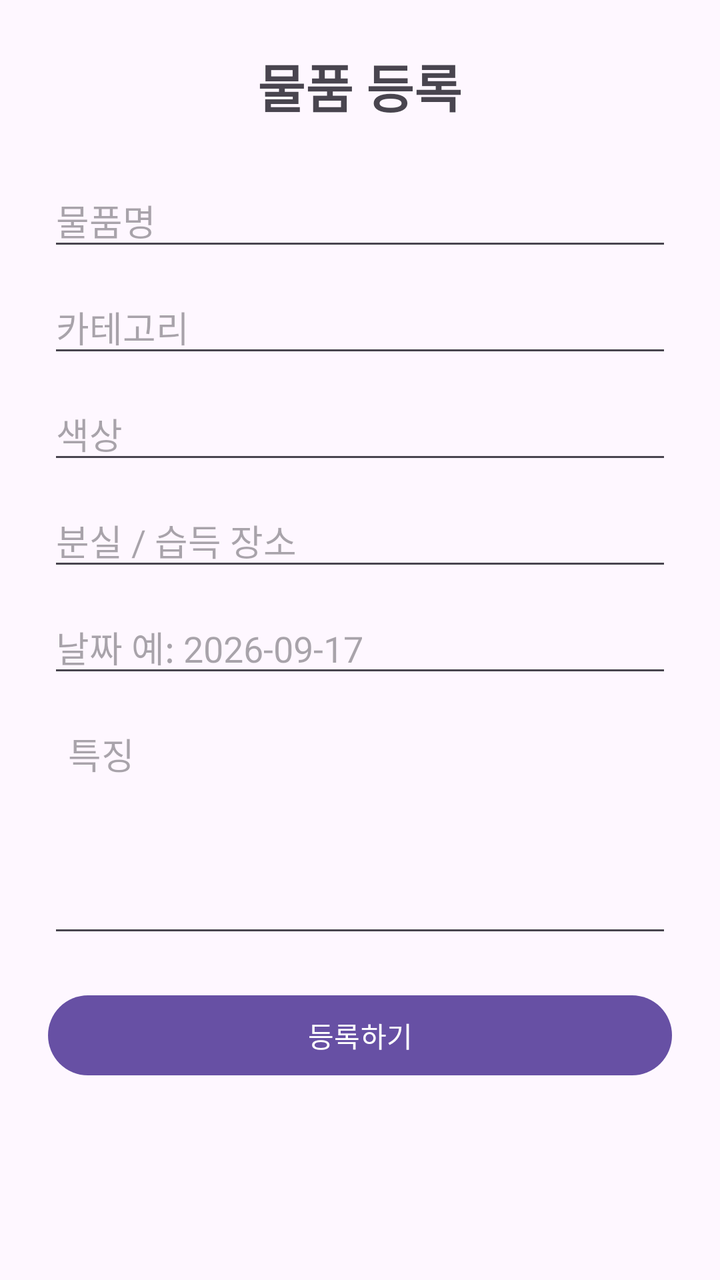
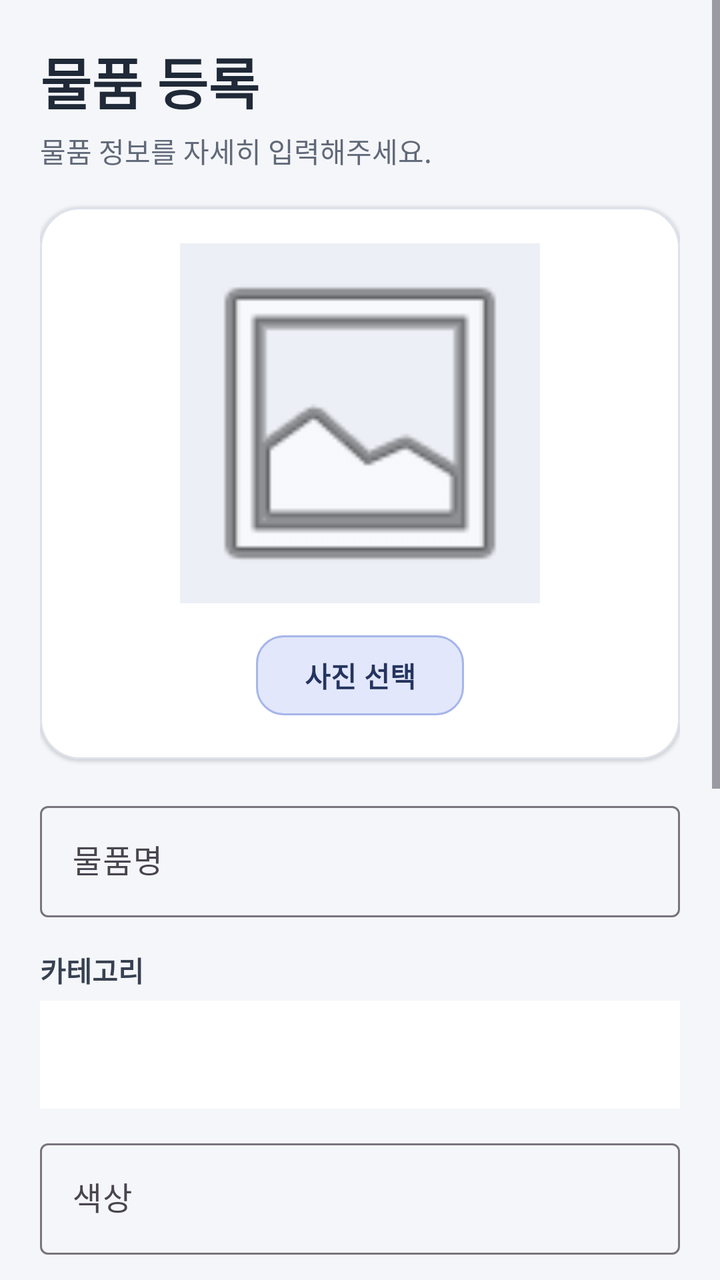

Screens rendered from an Android XML layout before and after an edit, with the pre-edit source and the edit as a unified diff.
<!-- AndroidManifest.xml: application theme Theme.LostFoundApp -->
<!-- res/layout/activity_register.xml -->
<?xml version="1.0" encoding="utf-8"?>
<ScrollView
    xmlns:android="http://schemas.android.com/apk/res/android"
    android:layout_width="match_parent"
    android:layout_height="match_parent">

    
    <LinearLayout
        android:layout_width="match_parent"
        android:layout_height="wrap_content"
        android:orientation="vertical"
        android:padding="24dp">


        
        <TextView
            android:id="@+id/textTitle"
            android:layout_width="wrap_content"
            android:layout_height="wrap_content"
            android:text="물품 등록"
            android:textSize="26sp"
            android:textStyle="bold"
            android:layout_gravity="center_horizontal"
            android:layout_marginBottom="25dp" />


        
        <EditText
            android:id="@+id/editName"
            android:layout_width="match_parent"
            android:layout_height="wrap_content"
            android:hint="물품명"
            android:inputType="text"
            android:layout_marginBottom="10dp" />


        
        <EditText
            android:id="@+id/editCategory"
            android:layout_width="match_parent"
            android:layout_height="wrap_content"
            android:hint="카테고리"
            android:inputType="text"
            android:layout_marginBottom="10dp" />


        
        <EditText
            android:id="@+id/editColor"
            android:layout_width="match_parent"
            android:layout_height="wrap_content"
            android:hint="색상"
            android:inputType="text"
            android:layout_marginBottom="10dp" />


        
        <EditText
            android:id="@+id/editLocation"
            android:layout_width="match_parent"
            android:layout_height="wrap_content"
            android:hint="분실 / 습득 장소"
            android:inputType="text"
            android:layout_marginBottom="10dp" />


        
        <EditText
            android:id="@+id/editDate"
            android:layout_width="match_parent"
            android:layout_height="wrap_content"
            android:hint="날짜 예: 2026-09-17"
            android:inputType="text"
            android:layout_marginBottom="10dp" />


        
        <EditText
            android:id="@+id/editDescription"
            android:layout_width="match_parent"
            android:layout_height="120dp"
            android:gravity="top"
            android:hint="특징"
            android:inputType="textMultiLine"
            android:padding="10dp"
            android:layout_marginBottom="20dp" />


        
        <Button
            android:id="@+id/btnSave"
            android:layout_width="match_parent"
            android:layout_height="wrap_content"
            android:text="등록하기" />

    </LinearLayout>

</ScrollView>
<!-- resources referenced by this layout -->
<resources>
  <style name="Theme.LostFoundApp" parent="Base.Theme.LostFoundApp" />
  <style name="Base.Theme.LostFoundApp" parent="Theme.Material3.DayNight.NoActionBar">
          
          
      </style>
</resources>

<!-- the commit's change to res/layout/activity_register.xml (unified diff, before → after) -->
@@ -1,97 +1,198 @@
 <?xml version="1.0" encoding="utf-8"?>
 <ScrollView
     xmlns:android="http://schemas.android.com/apk/res/android"
+    xmlns:app="http://schemas.android.com/apk/res-auto"
     android:layout_width="match_parent"
-    android:layout_height="match_parent">
+    android:layout_height="match_parent"
+    android:background="#F5F6FA"
+    android:fillViewport="true">
 
-    
     <LinearLayout
         android:layout_width="match_parent"
         android:layout_height="wrap_content"
         android:orientation="vertical"
-        android:padding="24dp">
+        android:padding="20dp">
 
 
-        
         <TextView
             android:id="@+id/textTitle"
             android:layout_width="wrap_content"
             android:layout_height="wrap_content"
             android:text="물품 등록"
-            android:textSize="26sp"
-            android:textStyle="bold"
-            android:layout_gravity="center_horizontal"
-            android:layout_marginBottom="25dp" />
+            android:textColor="#1F2937"
+            android:textSize="28sp"
+            android:textStyle="bold" />
 
 
-        
-        <EditText
-            android:id="@+id/editName"
+        <TextView
+            android:layout_width="wrap_content"
+            android:layout_height="wrap_content"
+            android:text="물품 정보를 자세히 입력해주세요."
+            android:textColor="#606978"
+            android:textSize="14sp"
+            android:layout_marginTop="4dp"
+            android:layout_marginBottom="18dp" />
+
+
+        <com.google.android.material.card.MaterialCardView
             android:layout_width="match_parent"
             android:layout_height="wrap_content"
-            android:hint="물품명"
-            android:inputType="text"
-            android:layout_marginBottom="10dp" />
+            app:cardCornerRadius="20dp"
+            app:cardBackgroundColor="#FFFFFF"
+            app:cardElevation="1dp"
+            app:strokeColor="#DDE1EA"
+            app:strokeWidth="1dp">
+
+            <LinearLayout
+                android:layout_width="match_parent"
+                android:layout_height="wrap_content"
+                android:orientation="vertical"
+                android:gravity="center"
+                android:padding="18dp">
+
+                <ImageView
+                    android:id="@+id/imagePreview"
+                    android:layout_width="180dp"
+                    android:layout_height="180dp"
+                    android:src="@android:drawable/ic_menu_gallery"
+                    android:background="#ECEFF5"
+                    android:scaleType="centerCrop"
+                    android:contentDescription="물품 사진" />
+
+                <com.google.android.material.button.MaterialButton
+                    android:id="@+id/btnSelectImage"
+                    android:layout_width="wrap_content"
+                    android:layout_height="48dp"
+                    android:text="사진 선택"
+                    android:textColor="#25345F"
+                    android:textAllCaps="false"
+                    android:textStyle="bold"
+                    android:layout_marginTop="12dp"
+                    app:backgroundTint="@color/button_secondary_background"
+                    app:rippleColor="#7D92DF"
+                    app:strokeColor="#A7B6E9"
+                    app:strokeWidth="1dp"
+                    app:cornerRadius="14dp" />
+
+            </LinearLayout>
+
+        </com.google.android.material.card.MaterialCardView>
 
 
-        
-        <EditText
-            android:id="@+id/editCategory"
+        <com.google.android.material.textfield.TextInputLayout
             android:layout_width="match_parent"
             android:layout_height="wrap_content"
-            android:hint="카테고리"
-            android:inputType="text"
-            android:layout_marginBottom="10dp" />
+            android:layout_marginTop="18dp"
+            android:hint="물품명"
+            app:boxBackgroundMode="outline">
+
+            <com.google.android.material.textfield.TextInputEditText
+                android:id="@+id/editName"
+                android:layout_width="match_parent"
+                android:layout_height="wrap_content"
+                android:inputType="text" />
+
+        </com.google.android.material.textfield.TextInputLayout>
 
 
-        
-        <EditText
-            android:id="@+id/editColor"
+        <TextView
+            android:layout_width="wrap_content"
+            android:layout_height="wrap_content"
+            android:text="카테고리"
+            android:textColor="#374151"
+            android:textStyle="bold"
+            android:layout_marginTop="16dp"
+            android:layout_marginBottom="5dp" />
+
+        <Spinner
+            android:id="@+id/spinnerCategory"
+            android:layout_width="match_parent"
+            android:layout_height="54dp"
+            android:background="#FFFFFF"
+            android:paddingStart="12dp"
+            android:paddingEnd="12dp" />
+
+
+        <com.google.android.material.textfield.TextInputLayout
             android:layout_width="match_parent"
             android:layout_height="wrap_content"
+            android:layout_marginTop="12dp"
             android:hint="색상"
-            android:inputType="text"
-            android:layout_marginBottom="10dp" />
+            app:boxBackgroundMode="outline">
+
+            <com.google.android.material.textfield.TextInputEditText
+                android:id="@+id/editColor"
+                android:layout_width="match_parent"
+                android:layout_height="wrap_content" />
+
+        </com.google.android.material.textfield.TextInputLayout>
 
 
-        
-        <EditText
-            android:id="@+id/editLocation"
+        <com.google.android.material.textfield.TextInputLayout
             android:layout_width="match_parent"
             android:layout_height="wrap_content"
+            android:layout_marginTop="12dp"
             android:hint="분실 / 습득 장소"
-            android:inputType="text"
-            android:layout_marginBottom="10dp" />
+            app:boxBackgroundMode="outline">
+
+            <com.google.android.material.textfield.TextInputEditText
+                android:id="@+id/editLocation"
+                android:layout_width="match_parent"
+                android:layout_height="wrap_content" />
+
+        </com.google.android.material.textfield.TextInputLayout>
 
 
-        
-        <EditText
-            android:id="@+id/editDate"
+        <com.google.android.material.textfield.TextInputLayout
             android:layout_width="match_parent"
             android:layout_height="wrap_content"
-            android:hint="날짜 예: 2026-09-17"
-            android:inputType="text"
-            android:layout_marginBottom="10dp" />
+            android:layout_marginTop="12dp"
+            android:hint="날짜"
+            app:boxBackgroundMode="outline">
+
+            <com.google.android.material.textfield.TextInputEditText
+                android:id="@+id/editDate"
+                android:layout_width="match_parent"
+                android:layout_height="wrap_content"
+                android:focusable="false"
+                android:clickable="true"
+                android:hint="날짜 선택" />
+
+        </com.google.android.material.textfield.TextInputLayout>
 
 
-        
-        <EditText
-            android:id="@+id/editDescription"
+        <com.google.android.material.textfield.TextInputLayout
             android:layout_width="match_parent"
-            android:layout_height="120dp"
-            android:gravity="top"
-            android:hint="특징"
-            android:inputType="textMultiLine"
-            android:padding="10dp"
-            android:layout_marginBottom="20dp" />
+            android:layout_height="wrap_content"
+            android:layout_marginTop="12dp"
+            android:hint="물품 특징"
+            app:boxBackgroundMode="outline">
+
+            <com.google.android.material.textfield.TextInputEditText
+                android:id="@+id/editDescription"
+                android:layout_width="match_parent"
+                android:layout_height="120dp"
+                android:gravity="top|start"
+                android:inputType="textMultiLine"
+                android:paddingTop="14dp" />
+
+        </com.google.android.material.textfield.TextInputLayout>
 
 
-        
-        <Button
+        <com.google.android.material.button.MaterialButton
             android:id="@+id/btnSave"
             android:layout_width="match_parent"
-            android:layout_height="wrap_content"
-            android:text="등록하기" />
+            android:layout_height="58dp"
+            android:text="등록하기"
+            android:textColor="#FFFFFF"
+            android:textSize="17sp"
+            android:textStyle="bold"
+            android:textAllCaps="false"
+            android:layout_marginTop="24dp"
+            android:layout_marginBottom="24dp"
+            app:backgroundTint="@color/button_primary_background"
+            app:rippleColor="#8195E6"
+            app:cornerRadius="16dp" />
 
     </LinearLayout>
 
